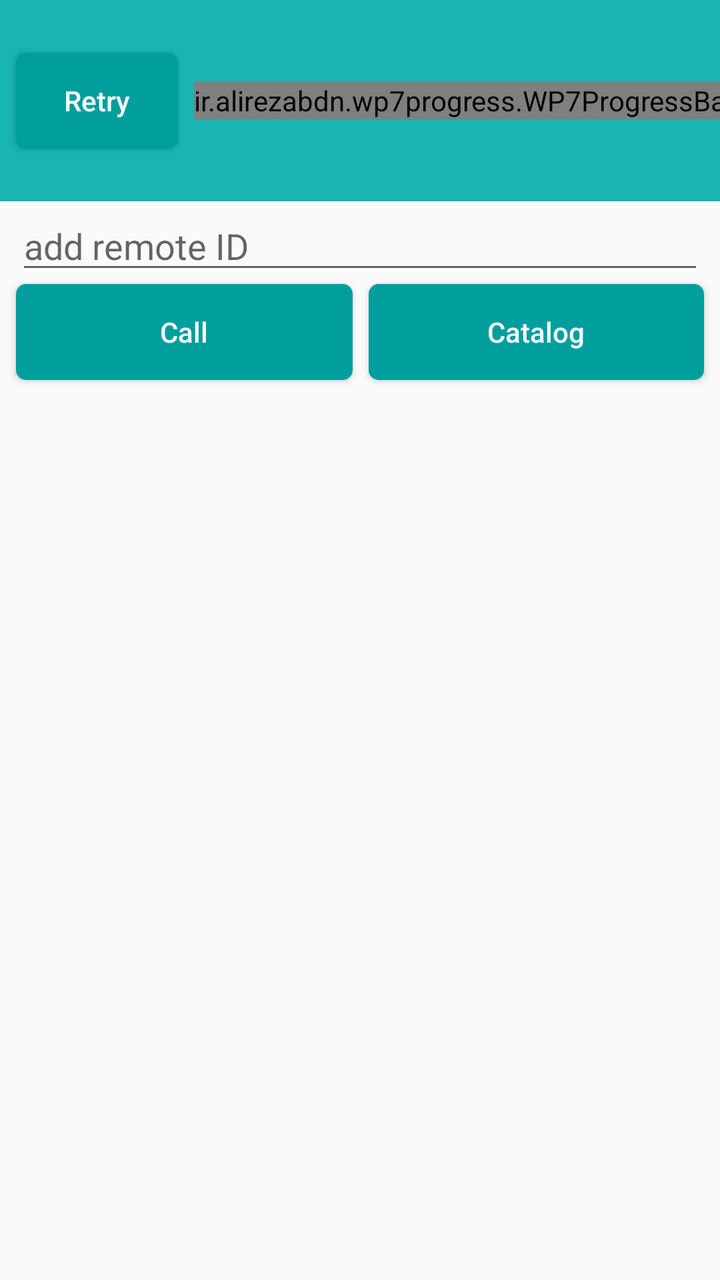
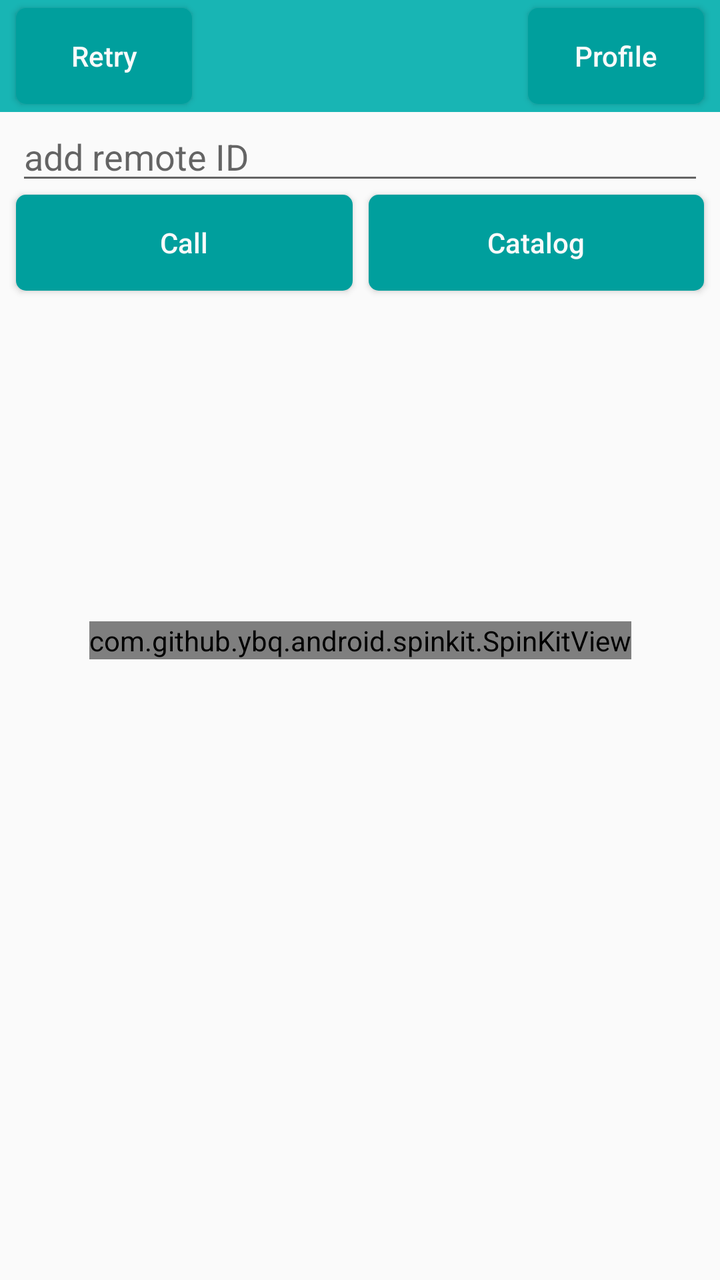

An Android layout rendered at two revisions. The XML below is the earlier revision; the diff shows what the commit changed to produce the second picture.
<!-- AndroidManifest.xml: activity theme AppTheme.NoActionBar -->
<!-- res/layout/activity_nodejs.xml -->
<?xml version="1.0" encoding="utf-8"?>
<androidx.constraintlayout.widget.ConstraintLayout xmlns:android="http://schemas.android.com/apk/res/android"
    xmlns:app="http://schemas.android.com/apk/res-auto"
    xmlns:tools="http://schemas.android.com/tools"
    android:layout_width="match_parent"
    android:layout_height="match_parent">

    <androidx.appcompat.widget.Toolbar
        android:id="@+id/toolbar_top"
        android:layout_width="match_parent"
        android:layout_height="wrap_content"
        android:background="@color/main_color"
        android:minHeight="?android:attr/actionBarSize"
        android:contentInsetLeft="0dp"
        android:contentInsetStart="0dp"
        app:contentInsetLeft="0dp"
        app:contentInsetStart="0dp"
        android:contentInsetRight="0dp"
        android:contentInsetEnd="0dp"
        app:contentInsetRight="0dp"
        app:contentInsetEnd="0dp"
        app:layout_constraintEnd_toEndOf="parent"
        app:layout_constraintStart_toStartOf="parent"
        app:layout_constraintTop_toTopOf="parent">

        <ir.alirezabdn.wp7progress.WP7ProgressBar
            android:id="@+id/prgToolbar"
            android:layout_width="wrap_content"
            android:layout_height="wrap_content"
            android:layout_gravity="center"
            app:indicatorColor="#FF1744"
            app:interval="50"/>

        <Button
            android:id="@+id/btnRetry"
            android:layout_width="wrap_content"
            android:layout_height="wrap_content"
            android:layout_gravity="start"
            android:layout_marginLeft="8dp"
            android:background="@drawable/button_background"
            android:textAllCaps="false"
            android:textColor="@color/white"
            android:text="Retry" />

        <TextView
            android:id="@+id/toolbar_title"
            android:layout_width="wrap_content"
            android:layout_height="wrap_content"
            android:layout_gravity="start"
            android:layout_marginLeft="8dp"
            android:textColor="@color/white"
            android:textStyle="bold"
            android:textSize="20sp"/>

        <Button
            android:id="@+id/btnProfile"
            android:layout_width="wrap_content"
            android:layout_height="wrap_content"
            android:layout_gravity="end"
            android:layout_marginRight="8dp"
            android:background="@drawable/button_background"
            android:textAllCaps="false"
            android:textColor="@color/white"
            android:text="Profile" />

    </androidx.appcompat.widget.Toolbar>

    <Button
        android:id="@+id/btnArCore"
        android:layout_width="0dp"
        android:layout_height="wrap_content"
        android:layout_marginStart="8dp"
        android:layout_marginEnd="4dp"
        android:textAllCaps="false"
        android:background="@drawable/button_background"
        android:textColor="@color/white"
        android:text="Call"
        app:layout_constraintEnd_toStartOf="@+id/guideline4"
        app:layout_constraintStart_toStartOf="parent"
        app:layout_constraintTop_toBottomOf="@+id/edtRemoteID" />

    <Button
        android:id="@+id/btnVuforia"
        android:layout_width="0dp"
        android:layout_height="wrap_content"
        android:layout_marginStart="4dp"
        android:layout_marginEnd="8dp"
        android:textAllCaps="false"
        android:background="@drawable/button_background"
        android:textColor="@color/white"
        android:text="Catalog"
        app:layout_constraintEnd_toEndOf="parent"
        app:layout_constraintStart_toStartOf="@+id/guideline4"
        app:layout_constraintTop_toTopOf="@+id/btnArCore" />

    <androidx.constraintlayout.widget.Guideline
        android:id="@+id/guideline4"
        android:layout_width="wrap_content"
        android:layout_height="wrap_content"
        android:orientation="vertical"
        app:layout_constraintGuide_percent="0.50121653" />

    <EditText
        android:id="@+id/edtRemoteID"
        android:layout_width="0dp"
        android:layout_height="wrap_content"
        android:layout_marginLeft="8dp"
        android:layout_marginRight="8dp"
        android:hint="add remote ID"
        android:inputType="textPersonName"
        app:layout_constraintEnd_toEndOf="parent"
        app:layout_constraintStart_toStartOf="parent"
        app:layout_constraintTop_toBottomOf="@+id/toolbar_top" />

    <androidx.recyclerview.widget.RecyclerView
        android:id="@+id/rvDestinationUniqueId"
        android:layout_width="0dp"
        android:layout_height="0dp"
        android:layout_marginTop="8dp"
        app:layout_constraintBottom_toBottomOf="parent"
        app:layout_constraintEnd_toEndOf="parent"
        app:layout_constraintStart_toStartOf="parent"
        app:layout_constraintTop_toBottomOf="@+id/btnArCore" />

</androidx.constraintlayout.widget.ConstraintLayout>
<!-- resources referenced by this layout -->
<resources>
  <color name="main_color">#18b5b4</color>
  <color name="white">#fafafa</color>
  <!-- drawable button_background (drawable) -->
  <?xml version="1.0" encoding="utf-8"?>
  <ripple xmlns:android="http://schemas.android.com/apk/res/android"
      android:color="@color/colorPrimaryDark">
      <item android:id="@android:id/mask">
          <shape android:shape="rectangle">
              <solid android:color="@color/colorPrimaryDark" />
              <corners android:radius="@dimen/button_radius_large" />
          </shape>
      </item>
  
      <item android:id="@android:id/background">
          <shape android:shape="rectangle">
              <gradient
                  android:angle="90"
                  android:endColor="@color/colorPrimary"
                  android:startColor="@color/colorPrimary"
                  android:type="linear" />
              <corners android:radius="@dimen/button_radius_large" />
          </shape>
      </item>
  </ripple>
  <style name="AppTheme.NoActionBar">
          <item name="windowActionBar">false</item>
          <item name="windowNoTitle">true</item>
      </style>
  <color name="colorPrimaryDark">#008584</color>
  <dimen name="button_radius_large">5dp</dimen>
  <color name="colorPrimary">#009f9d</color>
</resources>

<!-- the commit's change to res/layout/activity_nodejs.xml (unified diff, before → after) -->
@@ -22,14 +22,6 @@
         app:layout_constraintEnd_toEndOf="parent"
         app:layout_constraintStart_toStartOf="parent"
         app:layout_constraintTop_toTopOf="parent">
-
-        <ir.alirezabdn.wp7progress.WP7ProgressBar
-            android:id="@+id/prgToolbar"
-            android:layout_width="wrap_content"
-            android:layout_height="wrap_content"
-            android:layout_gravity="center"
-            app:indicatorColor="#FF1744"
-            app:interval="50"/>
 
         <Button
             android:id="@+id/btnRetry"
@@ -122,4 +114,17 @@
         app:layout_constraintStart_toStartOf="parent"
         app:layout_constraintTop_toBottomOf="@+id/btnArCore" />
 
+    <com.github.ybq.android.spinkit.SpinKitView
+        android:id="@+id/spin_kit"
+        style="@style/SpinKitView.Large.Circle"
+        android:layout_width="wrap_content"
+        android:layout_height="wrap_content"
+        android:layout_gravity="center"
+        app:SpinKit_Color="@color/colorPrimary"
+        app:SpinKit_Style="Wave"
+        app:layout_constraintBottom_toBottomOf="@+id/rvDestinationUniqueId"
+        app:layout_constraintEnd_toEndOf="@+id/rvDestinationUniqueId"
+        app:layout_constraintStart_toStartOf="@+id/rvDestinationUniqueId"
+        app:layout_constraintTop_toTopOf="@+id/toolbar_top" />
+
 </androidx.constraintlayout.widget.ConstraintLayout>
